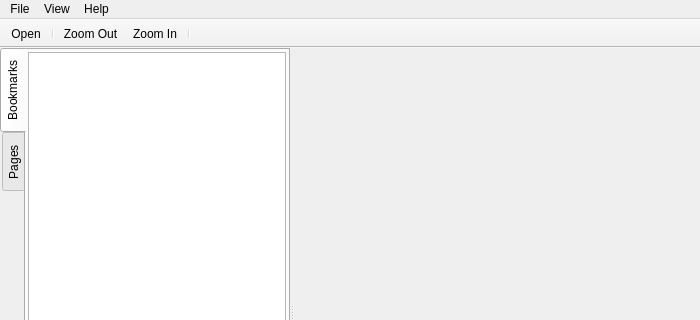
FrancisOWO/UntitledPDF, file forms/mainwindow.ui: the form before one commit; both pictures show x 0 to 700 and y 0 to 320 of the 700 by 600 pixel window.
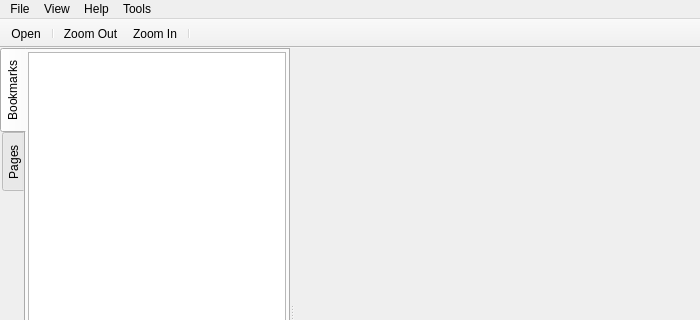
The form after the commit. Icons and pictures are not drawn. Custom widgets are drawn as their Qt base class.

Patch:
```diff
--- a/forms/mainwindow.ui
+++ b/forms/mainwindow.ui
@@ -134,7 +134,7 @@
      <x>0</x>
      <y>0</y>
      <width>700</width>
-     <height>22</height>
+     <height>21</height>
     </rect>
    </property>
    <widget class="QMenu" name="menuFile">
@@ -162,9 +162,16 @@
     <addaction name="separator"/>
     <addaction name="actionContinuous"/>
    </widget>
+   <widget class="QMenu" name="menuTools">
+    <property name="title">
+     <string>Tools</string>
+    </property>
+    <addaction name="actionPoDoFo_Demo"/>
+   </widget>
    <addaction name="menuFile"/>
    <addaction name="menuView"/>
    <addaction name="menuHelp"/>
+   <addaction name="menuTools"/>
   </widget>
   <widget class="QToolBar" name="mainToolBar">
    <property name="movable">
```
Left out of the diff: 10 changed lines with no effect on the pictures.
